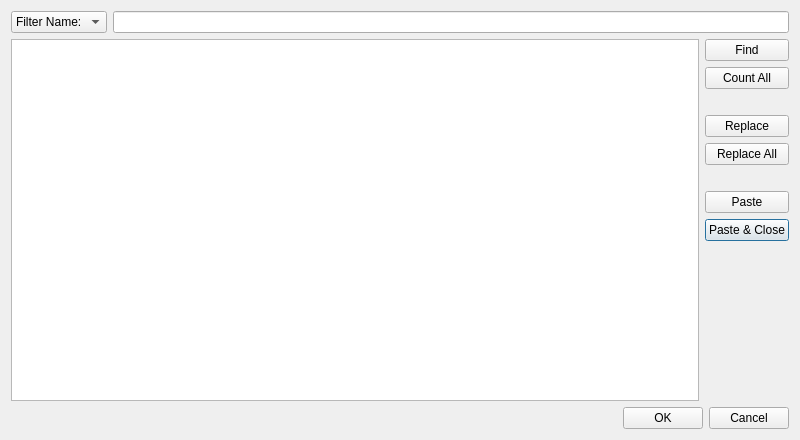
Before: the Qt Designer form src/Sigil/Form_Files/SearchEditor.ui in Sigil-Ebook/Sigil, drawn with Qt 5.
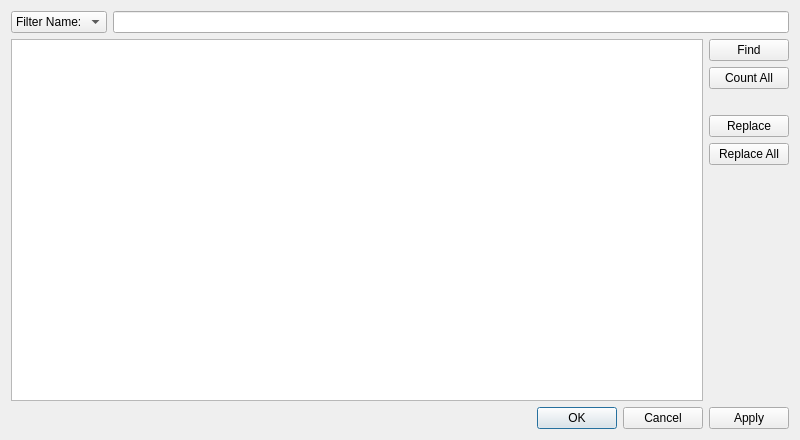
After: the same form once the commit is applied. Custom widgets are drawn as their Qt base class.

Commit message: Update Clip and Search Editor to use an Apply button, change Rename to Edit with F2 shortcut, update tooltip on buttonbox.

```diff
--- a/src/Sigil/Form_Files/SearchEditor.ui
+++ b/src/Sigil/Form_Files/SearchEditor.ui
@@ -112,48 +112,6 @@
          </property>
         </widget>
        </item>
-       <item>
-        <spacer name="verticalSpacer_3">
-         <property name="orientation">
-          <enum>Qt::Vertical</enum>
-         </property>
-         <property name="sizeType">
-          <enum>QSizePolicy::Fixed</enum>
-         </property>
-         <property name="sizeHint" stdset="0">
-          <size>
-           <width>20</width>
-           <height>20</height>
-          </size>
-         </property>
-        </spacer>
-       </item>
-       <item>
-        <widget class="QPushButton" name="PasteSearch">
-         <property name="toolTip">
-          <string>Paste the selected entry into Find &amp; Replace.</string>
-         </property>
-         <property name="text">
-          <string>Paste</string>
-         </property>
-        </widget>
-       </item>
-       <item>
-        <widget class="QPushButton" name="PasteAndClose">
-         <property name="toolTip">
-          <string>Paste the selected entry into Find &amp; Replace and close the dialog.</string>
-         </property>
-         <property name="text">
-          <string>Paste &amp;&amp; Close</string>
-         </property>
-         <property name="autoDefault">
-          <bool>true</bool>
-         </property>
-         <property name="default">
-          <bool>true</bool>
-         </property>
-        </widget>
-       </item>
        <item>
         <spacer name="verticalSpacer">
          <property name="orientation">
@@ -186,7 +144,7 @@
         <string/>
        </property>
        <property name="standardButtons">
-        <set>QDialogButtonBox::Cancel|QDialogButtonBox::Ok</set>
+        <set>QDialogButtonBox::Apply|QDialogButtonBox::Cancel|QDialogButtonBox::Ok</set>
        </property>
       </widget>
      </item>
```
Left out of the diff: 18 changed lines with no effect on the pictures. The commit also changes 5 other files.
